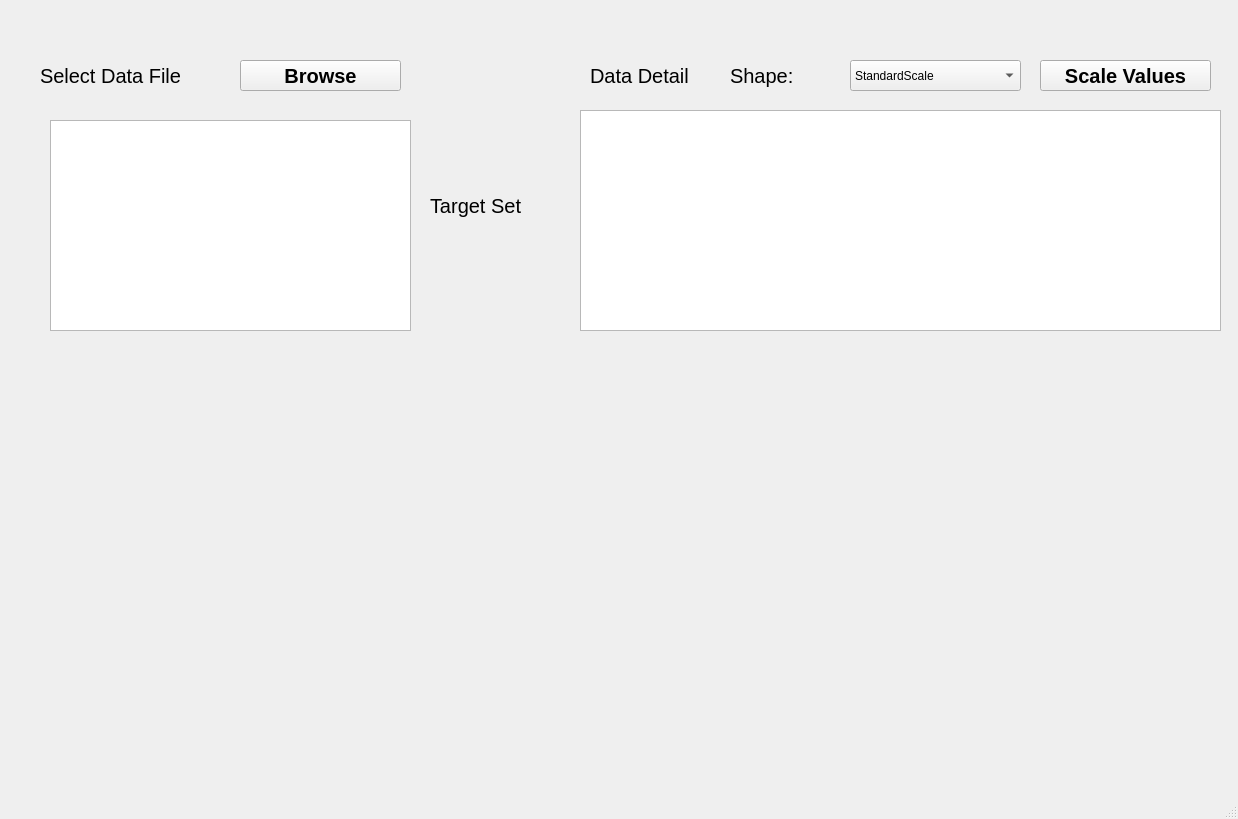
First picture: the form in ui_files/mainwindow.ui, repository gurofinance/ml_gui, before the edit.
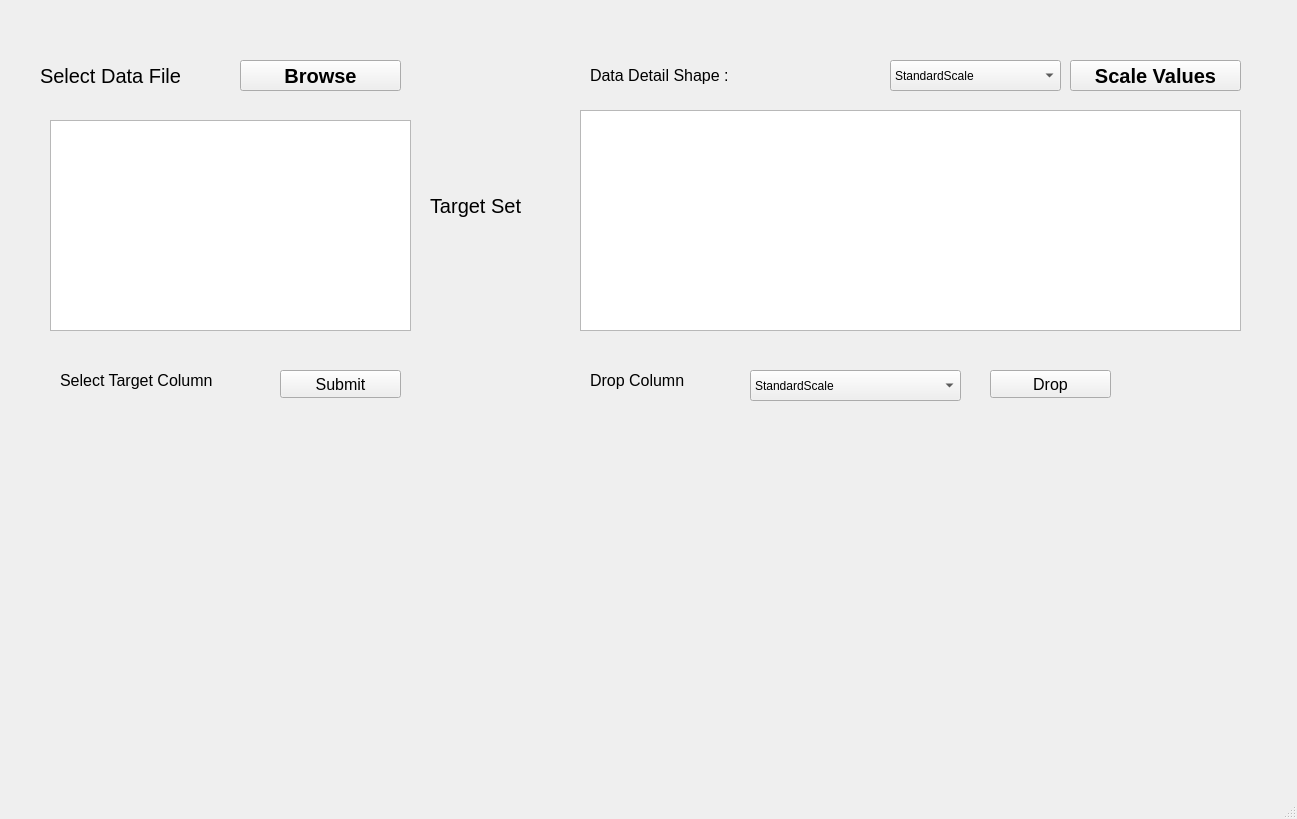
Second picture: the form after the edit.

The edit to the form file:
```diff
--- a/ui_files/mainwindow.ui
+++ b/ui_files/mainwindow.ui
@@ -6,7 +6,7 @@
    <rect>
     <x>0</x>
     <y>0</y>
-    <width>1238</width>
+    <width>1297</width>
     <height>819</height>
    </rect>
   </property>
@@ -67,7 +67,7 @@
      <rect>
       <x>430</x>
       <y>190</y>
-      <width>181</width>
+      <width>131</width>
       <height>31</height>
      </rect>
     </property>
@@ -83,9 +83,9 @@
    <widget class="QLabel" name="shape">
     <property name="geometry">
      <rect>
-      <x>730</x>
+      <x>770</x>
       <y>60</y>
-      <width>121</width>
+      <width>101</width>
       <height>31</height>
      </rect>
     </property>
@@ -95,13 +95,13 @@
      </font>
     </property>
     <property name="text">
-     <string>Shape:</string>
+     <string/>
     </property>
    </widget>
    <widget class="QPushButton" name="scale_btn">
     <property name="geometry">
      <rect>
-      <x>1040</x>
+      <x>1070</x>
       <y>60</y>
       <width>171</width>
       <height>31</height>
@@ -123,23 +123,24 @@
      <rect>
       <x>590</x>
       <y>60</y>
-      <width>131</width>
+      <width>181</width>
       <height>31</height>
      </rect>
     </property>
     <property name="font">
      <font>
-      <pointsize>15</pointsize>
+      <family>Arial</family>
+      <pointsize>12</pointsize>
      </font>
     </property>
     <property name="text">
-     <string>Data Detail</string>
+     <string>Data Detail Shape :</string>
     </property>
    </widget>
    <widget class="QComboBox" name="scaler">
     <property name="geometry">
      <rect>
-      <x>850</x>
+      <x>890</x>
       <y>60</y>
       <width>171</width>
       <height>31</height>
@@ -166,11 +167,130 @@
      <rect>
       <x>580</x>
       <y>110</y>
-      <width>641</width>
+      <width>661</width>
       <height>221</height>
      </rect>
     </property>
    </widget>
+   <widget class="QLabel" name="label_4">
+    <property name="geometry">
+     <rect>
+      <x>60</x>
+      <y>370</y>
+      <width>201</width>
+      <height>21</height>
+     </rect>
+    </property>
+    <property name="font">
+     <font>
+      <family>Arial</family>
+      <pointsize>12</pointsize>
+     </font>
+    </property>
+    <property name="text">
+     <string>Select Target Column</string>
+    </property>
+   </widget>
+   <widget class="QPushButton" name="Submit">
+    <property name="geometry">
+     <rect>
+      <x>280</x>
+      <y>370</y>
+      <width>121</width>
+      <height>28</height>
+     </rect>
+    </property>
+    <property name="font">
+     <font>
+      <family>Arial</family>
+      <pointsize>12</pointsize>
+     </font>
+    </property>
+    <property name="text">
+     <string>Submit</string>
+    </property>
+   </widget>
+   <widget class="QLabel" name="target_name">
+    <property name="geometry">
+     <rect>
+      <x>430</x>
+      <y>240</y>
+      <width>131</width>
+      <height>31</height>
+     </rect>
+    </property>
+    <property name="font">
+     <font>
+      <pointsize>15</pointsize>
+     </font>
+    </property>
+    <property name="text">
+     <string/>
+    </property>
+   </widget>
+   <widget class="QLabel" name="label_5">
+    <property name="geometry">
+     <rect>
+      <x>590</x>
+      <y>370</y>
+      <width>131</width>
+      <height>21</height>
+     </rect>
+    </property>
+    <property name="font">
+     <font>
+      <family>Arial</family>
+      <pointsize>12</pointsize>
+     </font>
+    </property>
+    <property name="text">
+     <string>Drop Column</string>
+    </property>
+   </widget>
+   <widget class="QComboBox" name="dropcolumn">
+    <property name="geometry">
+     <rect>
+      <x>750</x>
+      <y>370</y>
+      <width>211</width>
+      <height>31</height>
+     </rect>
+    </property>
+    <item>
+     <property name="text">
+      <string>StandardScale</string>
+     </property>
+    </item>
+    <item>
+     <property name="text">
+      <string>MinMaxScale</string>
+     </property>
+    </item>
+    <item>
+     <property name="text">
+      <string>PowerScale</string>
+     </property>
+    </item>
+   </widget>
+   <widget class="QPushButton" name="drop">
+    <property name="geometry">
+     <rect>
+      <x>990</x>
+      <y>370</y>
+      <width>121</width>
+      <height>28</height>
+     </rect>
+    </property>
+    <property name="font">
+     <font>
+      <family>Arial</family>
+      <pointsize>12</pointsize>
+     </font>
+    </property>
+    <property name="text">
+     <string>Drop</string>
+    </property>
+   </widget>
   </widget>
   <widget class="QMenuBar" name="menubar">
    <property name="geometry">
```
Left out of the diff: 2 changed lines with no effect on the pictures.
